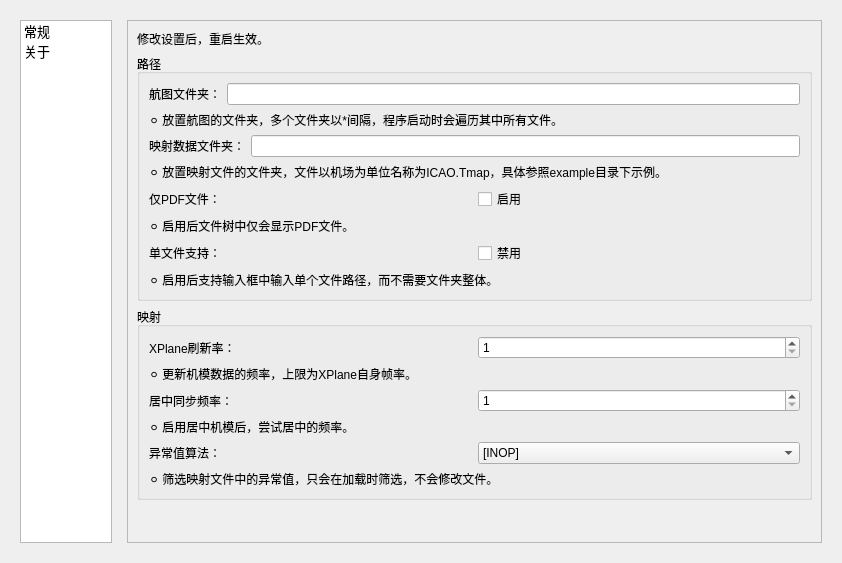
First picture: the form in src/gui/options_widget.ui, repository Eyderoe/ChartNavigation, before the edit.
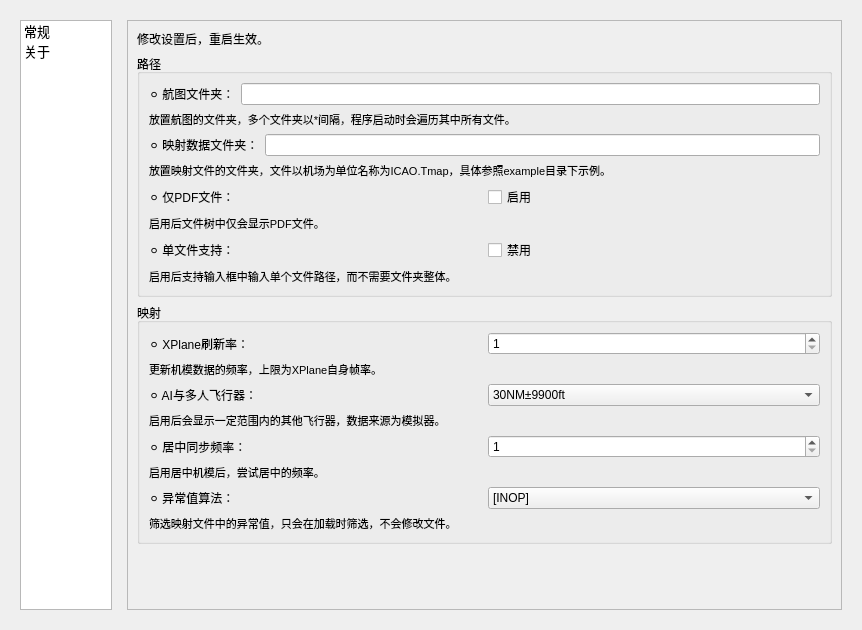
Second picture: the form after the edit.

```diff
--- a/src/gui/options_widget.ui
+++ b/src/gui/options_widget.ui
@@ -6,8 +6,8 @@
    <rect>
     <x>0</x>
     <y>0</y>
-    <width>842</width>
-    <height>563</height>
+    <width>862</width>
+    <height>630</height>
    </rect>
   </property>
   <property name="windowTitle">
@@ -96,8 +96,8 @@
            <rect>
             <x>0</x>
             <y>0</y>
-            <width>731</width>
-            <height>525</height>
+            <width>751</width>
+            <height>592</height>
            </rect>
           </property>
           <layout class="QVBoxLayout" name="verticalLayout_3">
@@ -125,7 +125,7 @@
                 <item>
                  <widget class="QLabel" name="label">
                   <property name="text">
-                   <string>航图文件夹：</string>
+                   <string>⚪ 航图文件夹：</string>
                   </property>
                  </widget>
                 </item>
@@ -136,8 +136,13 @@
               </item>
               <item>
                <widget class="QLabel" name="label_5">
+                <property name="font">
+                 <font>
+                  <pointsize>8</pointsize>
+                 </font>
+                </property>
                 <property name="text">
-                 <string>⚪ 放置航图的文件夹，多个文件夹以*间隔，程序启动时会遍历其中所有文件。</string>
+                 <string>放置航图的文件夹，多个文件夹以*间隔，程序启动时会遍历其中所有文件。</string>
                 </property>
                </widget>
               </item>
@@ -146,7 +151,7 @@
                 <item>
                  <widget class="QLabel" name="label_2">
                   <property name="text">
-                   <string>映射数据文件夹：</string>
+                   <string>⚪ 映射数据文件夹：</string>
                   </property>
                  </widget>
                 </item>
@@ -157,8 +162,13 @@
               </item>
               <item>
                <widget class="QLabel" name="label_6">
+                <property name="font">
+                 <font>
+                  <pointsize>8</pointsize>
+                 </font>
+                </property>
                 <property name="text">
-                 <string>⚪ 放置映射文件的文件夹，文件以机场为单位名称为ICAO.Tmap，具体参照example目录下示例。</string>
+                 <string>放置映射文件的文件夹，文件以机场为单位名称为ICAO.Tmap，具体参照example目录下示例。</string>
                 </property>
                </widget>
               </item>
@@ -167,7 +177,7 @@
                 <item>
                  <widget class="QLabel" name="label_26">
                   <property name="text">
-                   <string>仅PDF文件：</string>
+                   <string>⚪ 仅PDF文件：</string>
                   </property>
                  </widget>
                 </item>
@@ -182,8 +192,13 @@
               </item>
               <item>
                <widget class="QLabel" name="label_27">
+                <property name="font">
+                 <font>
+                  <pointsize>8</pointsize>
+                 </font>
+                </property>
                 <property name="text">
-                 <string>⚪ 启用后文件树中仅会显示PDF文件。</string>
+                 <string>启用后文件树中仅会显示PDF文件。</string>
                 </property>
                </widget>
               </item>
@@ -192,7 +207,7 @@
                 <item>
                  <widget class="QLabel" name="label_22">
                   <property name="text">
-                   <string>单文件支持：</string>
+                   <string>⚪ 单文件支持：</string>
                   </property>
                  </widget>
                 </item>
@@ -207,8 +222,13 @@
               </item>
               <item>
                <widget class="QLabel" name="label_23">
+                <property name="font">
+                 <font>
+                  <pointsize>8</pointsize>
+                 </font>
+                </property>
                 <property name="text">
-                 <string>⚪ 启用后支持输入框中输入单个文件路径，而不需要文件夹整体。</string>
+                 <string>启用后支持输入框中输入单个文件路径，而不需要文件夹整体。</string>
                 </property>
                </widget>
               </item>
@@ -232,7 +252,7 @@
                 <item>
                  <widget class="QLabel" name="label_3">
                   <property name="text">
-                   <string>XPlane刷新率：</string>
+                   <string>⚪ XPlane刷新率：</string>
                   </property>
                  </widget>
                 </item>
@@ -250,8 +270,60 @@
               </item>
               <item>
                <widget class="QLabel" name="label_7">
+                <property name="font">
+                 <font>
+                  <pointsize>8</pointsize>
+                 </font>
+                </property>
                 <property name="text">
-                 <string>⚪ 更新机模数据的频率，上限为XPlane自身帧率。</string>
+                 <string>更新机模数据的频率，上限为XPlane自身帧率。</string>
+                </property>
+               </widget>
+              </item>
+              <item>
+               <layout class="QHBoxLayout" name="horizontalLayout_11">
+                <item>
+                 <widget class="QLabel" name="label_28">
+                  <property name="text">
+                   <string>⚪ AI与多人飞行器：</string>
+                  </property>
+                 </widget>
+                </item>
+                <item>
+                 <widget class="QComboBox" name="tcas_comboBox">
+                  <item>
+                   <property name="text">
+                    <string>30NM±9900ft</string>
+                   </property>
+                  </item>
+                  <item>
+                   <property name="text">
+                    <string>6NM±1200ft</string>
+                   </property>
+                  </item>
+                  <item>
+                   <property name="text">
+                    <string>不显示</string>
+                   </property>
+                  </item>
+                  <item>
+                   <property name="text">
+                    <string>显示所有</string>
+                   </property>
+                  </item>
+                 </widget>
+                </item>
+               </layout>
+              </item>
+              <item>
+               <widget class="QLabel" name="label_29">
+                <property name="font">
+                 <font>
+                  <pointsize>8</pointsize>
+                 </font>
+                </property>
+                <property name="text">
+                 <string>启用后会显示一定范围内的其他飞行器，数据来源为模拟器。</string>
                 </property>
                </widget>
               </item>
@@ -260,7 +332,7 @@
                 <item>
                  <widget class="QLabel" name="label_24">
                   <property name="text">
-                   <string>居中同步频率：</string>
+                   <string>⚪ 居中同步频率：</string>
                   </property>
                  </widget>
                 </item>
@@ -278,8 +350,13 @@
               </item>
               <item>
                <widget class="QLabel" name="label_25">
+                <property name="font">
+                 <font>
+                  <pointsize>8</pointsize>
+                 </font>
+                </property>
                 <property name="text">
-                 <string>⚪ 启用居中机模后，尝试居中的频率。</string>
+                 <string>启用居中机模后，尝试居中的频率。</string>
                 </property>
                </widget>
               </item>
@@ -288,7 +365,7 @@
                 <item>
                  <widget class="QLabel" name="label_4">
                   <property name="text">
-                   <string>异常值算法：</string>
+                   <string>⚪ 异常值算法：</string>
                   </property>
                  </widget>
                 </item>
@@ -305,8 +382,13 @@
               </item>
               <item>
                <widget class="QLabel" name="label_8">
+                <property name="font">
+                 <font>
+                  <pointsize>8</pointsize>
+                 </font>
+                </property>
                 <property name="text">
-                 <string>⚪ 筛选映射文件中的异常值，只会在加载时筛选，不会修改文件。</string>
+                 <string>筛选映射文件中的异常值，只会在加载时筛选，不会修改文件。</string>
                 </property>
                </widget>
               </item>
```
Left out of the diff: 4 changed lines with no effect on the pictures.
